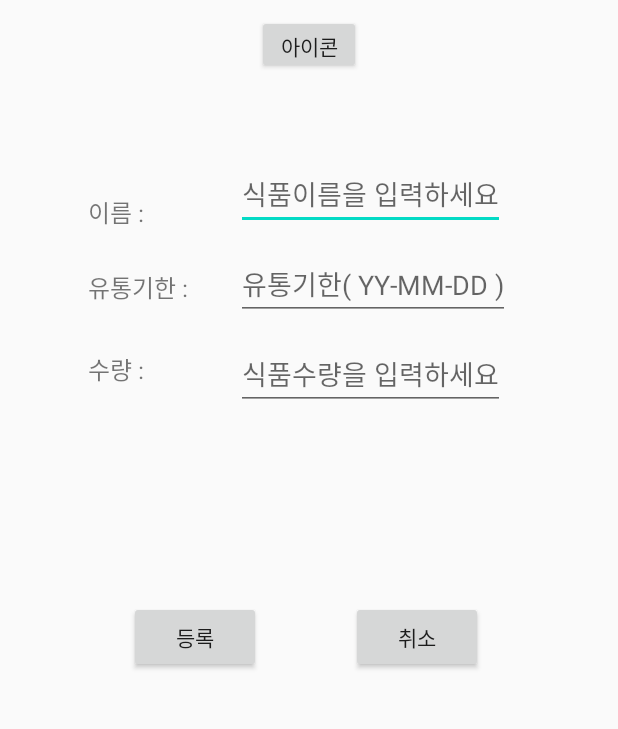
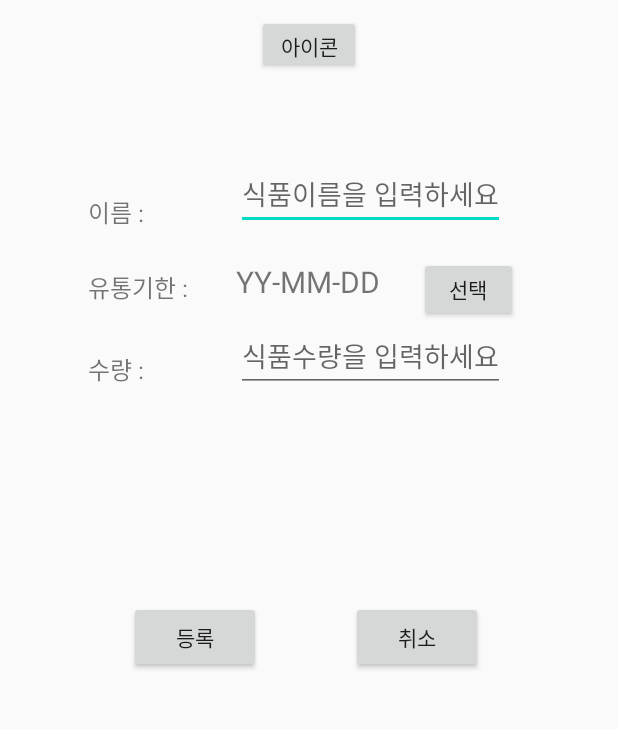
Before and after one commit to whanhee97/MyRefrigerator, an Android app: the screen it shows after launch (AddFoodActivity), after a tap on "등록", on a phone screen of 412 x 824 dp, the part 425-1154 px from its top. Run offline under Robolectric (Android 15) with nearby library versions, the phone set to English and light mode, and no system bars.

Commit message:
modify AddFoodActivity
delete 할때 대화상자 띄우기(경고문) - AlertDialog이용
유통기한 등록할때 DatePickerDialog 이용하기

```diff
--- a/app/src/main/java/com/example/myrefrigerator/MainActivity.java
+++ b/app/src/main/java/com/example/myrefrigerator/MainActivity.java
@@ -41,16 +41,19 @@ public class MainActivity extends AppCompatActivity {
         currentDate = LocalDate.now();
         LocalDate temp; // 유통기한을 String 에서 변환한 객체
         long leftdays = 0;
+        if(foodList != null){
             for(Food f : foodList){
                 temp = LocalDate.parse(f.getShelf_life());
                 leftdays = ChronoUnit.DAYS.between(currentDate,temp); // 오늘부터 유통기한까지 날짜차이 계산
-            if(leftdays <= 3){ // 날짜가 3일 이하면 리스트에 저장
+                if(leftdays <= 3 && leftdays >0){ // 날짜가 3일 이하면 리스트에 저장
                     foodList_left3days.add(f);
                 }
                 if(leftdays <= 0){ // 날짜가 0일 이하면 리스트에 저장
                     foodList_timeOver.add(f);
                 }
             }
+        }
+
 
         listView = (ListView)findViewById(R.id.listView);
 
--- a/app/src/main/res/layout/activity_add_food.xml
+++ b/app/src/main/res/layout/activity_add_food.xml
@@ -92,18 +92,19 @@
         app:layout_constraintTop_toBottomOf="@+id/textView5"
         app:layout_constraintVertical_bias="0.052" />
 
-    <EditText
+    <TextView
         android:id="@+id/edit_shelf_life"
         android:layout_width="wrap_content"
         android:layout_height="wrap_content"
         android:layout_marginTop="12dp"
-        android:hint="유통기한( YY-MM-DD )"
+        android:text="YY-MM-DD"
+        android:textSize="20dp"
         app:layout_constraintBottom_toBottomOf="parent"
         app:layout_constraintEnd_toEndOf="@+id/edit_name"
         app:layout_constraintHorizontal_bias="0.0"
         app:layout_constraintStart_toStartOf="@+id/edit_name"
         app:layout_constraintTop_toBottomOf="@+id/edit_name"
-        app:layout_constraintVertical_bias="0.0" />
+        app:layout_constraintVertical_bias="0.024" />
 
     <Button
         android:id="@+id/button"
@@ -157,5 +158,18 @@
         app:layout_constraintTop_toBottomOf="@+id/imageView"
         app:layout_constraintVertical_bias="0.02" />
 
+    <Button
+        android:id="@+id/btn_date"
+        android:layout_width="66dp"
+        android:layout_height="43dp"
+        android:onClick="mOnClick"
+        android:text="선택"
+        app:layout_constraintBottom_toBottomOf="parent"
+        app:layout_constraintEnd_toEndOf="parent"
+        app:layout_constraintHorizontal_bias="0.28"
+        app:layout_constraintStart_toEndOf="@+id/edit_shelf_life"
+        app:layout_constraintTop_toTopOf="parent"
+        app:layout_constraintVertical_bias="0.55" />
+
 
 </androidx.constraintlayout.widget.ConstraintLayout>
```
Also changed, not shown: app/src/main/java/com/example/myrefrigerator/AddFoodActivity.java (+37 -4 lines), app/src/main/java/com/example/myrefrigerator/FoodClicked.java (+23 -6 lines). Lines whose indentation alone changed are shown as unchanged.
